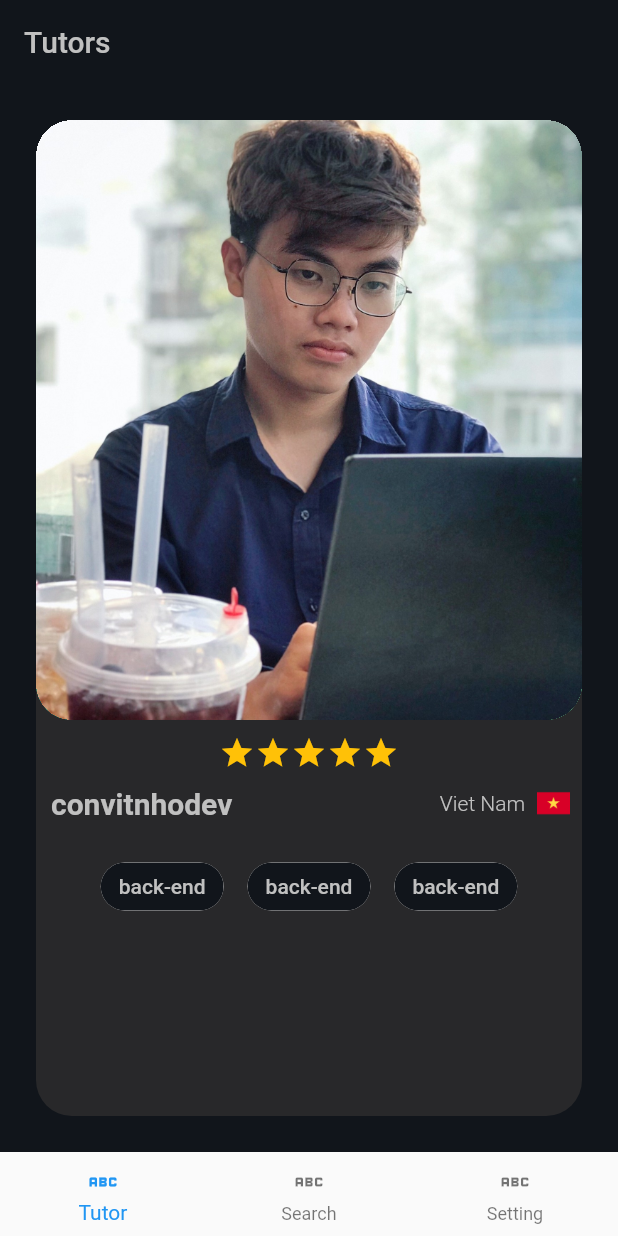
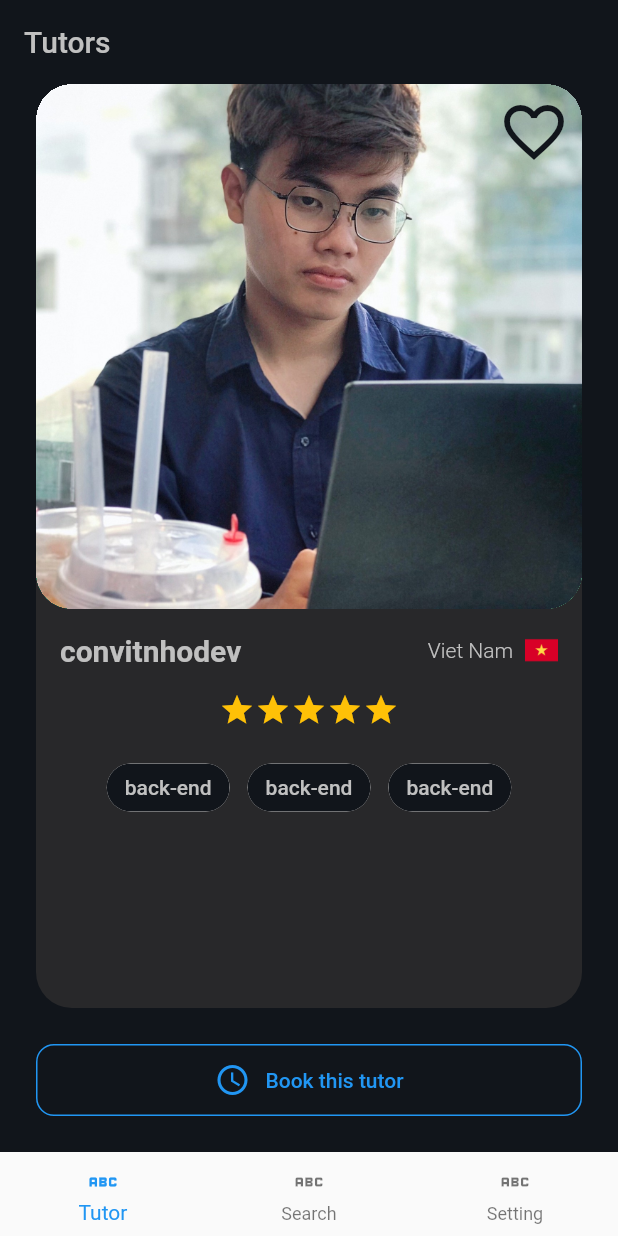
Before and after one commit to convitnhodev/Advanced-Mobile-Course, a Flutter app: the screen it shows after launch, on a phone screen of 412 x 824 dp. Run offline on Flutter 3.47's test engine with Material 2 defaults, Android fonts, the phone set to English and light mode, and no system bars; our stand-ins replace flutter_screenutil, get.

Commit message:
fead: complete tutors list perfectly

```diff
--- a/lib/main.dart
+++ b/lib/main.dart
@@ -8,8 +8,8 @@ import 'package:flutter_screenutil/flutter_screenutil.dart';
 import 'package:get/get.dart';
 
 Future<void> main() async {
-  runApp(MaterialApp(home: HomePage()));
- //runApp(MaterialApp(home: SignInPage()));
+   runApp(MaterialApp(home: HomePage()));
+//  runApp(MaterialApp(home: SignInPage()));
 }
 
 
--- a/lib/pages/frame/tutors_list/view.dart
+++ b/lib/pages/frame/tutors_list/view.dart
@@ -4,21 +4,34 @@ import 'package:flutter_application_1/pages/frame/tutors_list/controller.dart';
 import 'package:get/get.dart';
 import 'package:flutter_application_1/common/const/size.dart';
 
-class TutorCard extends StatelessWidget {
+class TutorCard extends StatefulWidget {
+  @override
+  State<TutorCard> createState() => _TutorCardState();
+}
+
+class _TutorCardState extends State<TutorCard> {
+  bool is_favorite = false;
   @override
   Widget build(BuildContext context) {
-    return Container(
+    return Padding(
+      padding: const EdgeInsets.symmetric(horizontal: 24),
+      child: Container(
         decoration: BoxDecoration(
           borderRadius: BorderRadius.circular(24),
           color: AppColor.primarySecondaryBackground,
         ),
-      margin: const EdgeInsets.all(StandardDimension.borderRadiusForCard),
         clipBehavior: Clip.hardEdge,
         child: Column(
+          mainAxisSize: MainAxisSize.max,
+          children: [
+            Column(
+              children: [
+                Stack(
                   children: [
                     Container(
-            child: Image.asset('lib/images/avatar.jpeg', fit: BoxFit.cover),
-            height: 400,
+                      child: Image.asset('lib/images/avatar.jpeg',
+                          fit: BoxFit.cover),
+                      height: 350,
                       width: double.infinity,
                       clipBehavior: Clip.hardEdge,
                       decoration: BoxDecoration(
@@ -26,23 +39,32 @@ class TutorCard extends StatelessWidget {
                         color: Colors.greenAccent,
                       ),
                     ),
-          SizedBox(
-            height: 10,
-          ),
-          Row(
-            mainAxisAlignment: MainAxisAlignment.center,
-            children: List<Widget>.generate(
-              5,
-              (index) => const Icon(Icons.star, color: Colors.amber),
+                    Align(
+                      alignment: Alignment.topRight,
+                      child: TextButton(
+                        onPressed: () {
+                          setState(() {
+                            is_favorite = !is_favorite;
+
+                          });
+
+                        },
+                        child:  Icon(
+                          is_favorite ? Icons.favorite : Icons.favorite_border_outlined,
+                          color:  is_favorite ?  Colors.red : AppColor.primaryBackground,
+                          size: 48,
                         ),
                       ),
-          SizedBox(
-            height: 10,
                     ),
-          Row(
+                  ],
+                ),
+                const SizedBox(
+                  height: 16,
+                ),
+                const Row(
                   children: [
                     SizedBox(
-                width: 10,
+                      width: 16,
                     ),
                     Expanded(
                       child: Text(
@@ -61,7 +83,7 @@ class TutorCard extends StatelessWidget {
                           fontWeight: FontWeight.w300),
                     ),
                     Padding(
-                padding: const EdgeInsets.only(right: 8, left: 8),
+                      padding: EdgeInsets.only(right: 16, left: 8),
                       child: Image(
                         image: AssetImage('lib/images/vietnam.png'),
                         height: 22,
@@ -70,24 +92,38 @@ class TutorCard extends StatelessWidget {
                     )
                   ],
                 ),
-          SizedBox(
-            height: 20,
+                const SizedBox(
+                  height: 16,
+                ),
+                Row(
+                  mainAxisAlignment: MainAxisAlignment.center,
+                  children: List<Widget>.generate(
+                    5,
+                    (index) => const Icon(Icons.star, color: Colors.amber),
+                  ),
+                ),
+                const SizedBox(
+                  height: 16,
                 ),
                 Wrap(
-            spacing: 16,
-            runSpacing: -4,
+                  spacing: 12,
+                  runSpacing: -3,
                   children: List<Widget>.generate(
                     3,
-              (index) => Chip(
+                    (index) => const Chip(
                       backgroundColor: AppColor.primaryBackground,
-                label: const Text(
+                      label: Text(
                         'back-end',
-                  style: TextStyle(fontSize: 14, color: AppColor.primaryText),
+                        style: TextStyle(
+                            fontSize: 14, color: AppColor.primaryText),
                       ),
                     ),
                   ),
                 ),
               ],
+            ),
+          ],
+        ),
       ),
     );
   }
@@ -113,143 +149,43 @@ class _TutorsListPageState extends State<TutorsListPage> {
         elevation: 0,
       ),
       backgroundColor: AppColor.primaryBackground,
-
-      body: PageView(
+      body: Column(
+        children: [
+          Expanded(
+            child: PageView(
               children: [
                 TutorCard(),
                 TutorCard(),
                 TutorCard(),
               ],
             ),
-
-      // body: SingleChildScrollView(
-
-      //   child: Column(
-      //     crossAxisAlignment: CrossAxisAlignment.stretch,
-      //     children: [
-
-      // Card(
-      //   margin: const EdgeInsets.all(24),
-      //   elevation: 5,
-      //   child: Padding(
-      //     padding: const EdgeInsets.all(30),
-      //     child: Column(
-      //       children: [
-      //         const Text(
-      //           'Upcoming lession',
-      //           style:
-      //               TextStyle(fontSize: 25, fontWeight: FontWeight.bold),
-      //         ),
-      //         const SizedBox(
-      //           height: 8,
-      //         ),
-      //         const Text(
-      //           'Fri, 30 Sep 22 18:30-18:55',
-      //           style: TextStyle(fontSize: 15),
-      //         ),
-      //         const SizedBox(
-      //           height: 8,
-      //         ),
-      //         TextButton.icon(
-      //             onPressed: () {},
-      //             icon: const Icon(Icons.play_circle_outline_rounded),
-      //             label: const Text('Enter lesson room'))
-      //       ],
-      //     ),
-      //   ),
-      // ),
-      //   const Padding(
-      //     padding: EdgeInsets.all(24),
-      //     child: Text(
-      //       "Recommended tutors",
-      //       textAlign: TextAlign.center,
-      //     ),
-      //   ),
-      //   Card(
-      //     surfaceTintColor: Colors.white,
-      //     elevation: 3.0,
-      //     margin:
-      //         const EdgeInsets.symmetric(vertical: 12, horizontal: 16.0),
-      //     child: Padding(
-      //       padding: const EdgeInsets.all(12.0),
-      //       child: Column(
-      //         crossAxisAlignment: CrossAxisAlignment.start,
-      //         children: [
-      //           Row(
-      //             children: [
-      //               InkWell(
-      //                 onTap: () => {},
-      //                 child: const CircleAvatar(
-      //                   radius: 45,
-      //                   backgroundImage:
-      //                       AssetImage('lib/images/facebook.png'),
-      //                 ),
-      //               ),
-      //               Expanded(
-      //                 child: Padding(
-      //                   padding: const EdgeInsets.symmetric(horizontal: 16),
-      //                   child: Column(
-      //                     crossAxisAlignment: CrossAxisAlignment.start,
-      //                     children: [
-      //                       InkWell(
-      //                         onTap: () => {},
-      //                         child: const Text(' hung thai',
-      //                             style: TextStyle(
-      //                               fontSize: 32,
-      //                             )),
-      //                       ),
-      //                       const Text('hung ne',
-      //                           style: TextStyle(fontSize: 16)),
-      //                       Row(
-      //                         children: List<Widget>.generate(
-      //                           5,
-      //                           (index) => const Icon(Icons.star,
-      //                               color: Colors.amber),
-      //                         ),
-      //                       )
-      //                     ],
-      //                   ),
-      //                 ),
-      //               ),
-      //               IconButton(
-      //                 onPressed: () {},
-      //                 icon: const Icon(
-      //                   Icons.favorite_border,
-      //                   color: Colors.blue,
-      //                 ),
-      //               )
-      //             ],
-      //           ),
-      //           Wrap(
-      //             spacing: 16,
-      //             runSpacing: -4,
-      //             children: List<Widget>.generate(
-      //               3,
-      //               (index) => Chip(
-      //                 backgroundColor: Colors.lightBlue[50],
-      //                 label: const Text(
-      //                   'haha',
-      //                   style: TextStyle(fontSize: 14, color: Colors.blue),
-      //                 ),
-      //               ),
-      //             ),
-      //           ),
-      //           const Text('thang nay day ngu vc'),
-      //           Align(
-      //             alignment: Alignment.centerRight,
-      //             child: OutlinedButton.icon(
-      //               onPressed: () => {},
-      //               icon: const Icon(Icons.edit_calendar),
-      //               label: const Text('Book'),
-      //             ),
-      //           )
-      //         ],
-      //       ),
-      //     ),
-      //   ),
-      //       ],
-      //     ),
-      //   ),
+          ),
+          Padding(
+            padding: const EdgeInsets.fromLTRB(24, 24, 24, 24),
+            child: TextButton(
+                style: TextButton.styleFrom(
+                  minimumSize: const Size.fromHeight(48),
+                  shape: RoundedRectangleBorder(
+                    borderRadius: BorderRadius.circular(12),
+                    side: const BorderSide(
+                      color: Colors.blue,
+                    ),
+                  ),
+                ),
+                onPressed: () {},
+                child: const Row(
+                  mainAxisAlignment: MainAxisAlignment.center,
+                  children: [
+                    Icon(Icons.schedule),
+                    SizedBox(
+                      width: 10,
+                    ),
+                    Text('Book this tutor')
+                  ],
+                )),
+          ),
+        ],
+      ),
     );
   }
 }
```
Also changed, not shown: lib/images/schedule.png (added). Lines whose indentation alone changed are shown as unchanged.
